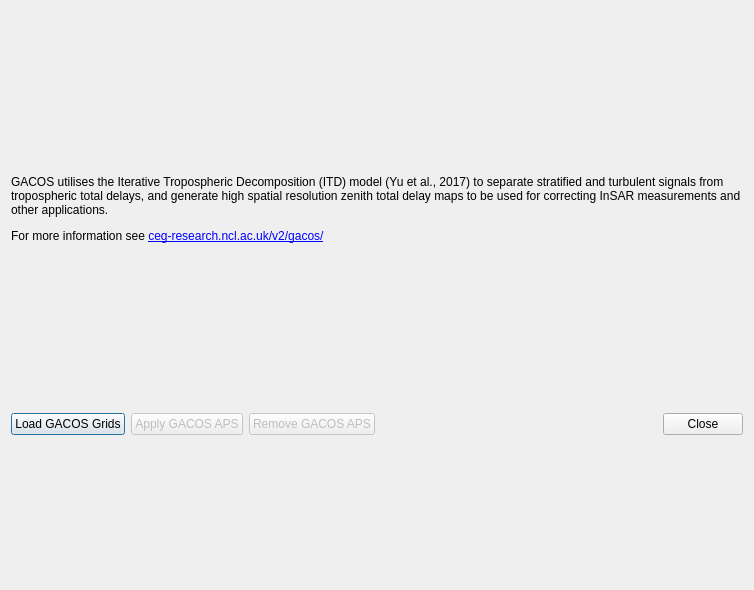
This is src/spool/res/gacos_correction.ui in pyrocko/kite as Qt 5 draws it before an edit. The edited form follows.
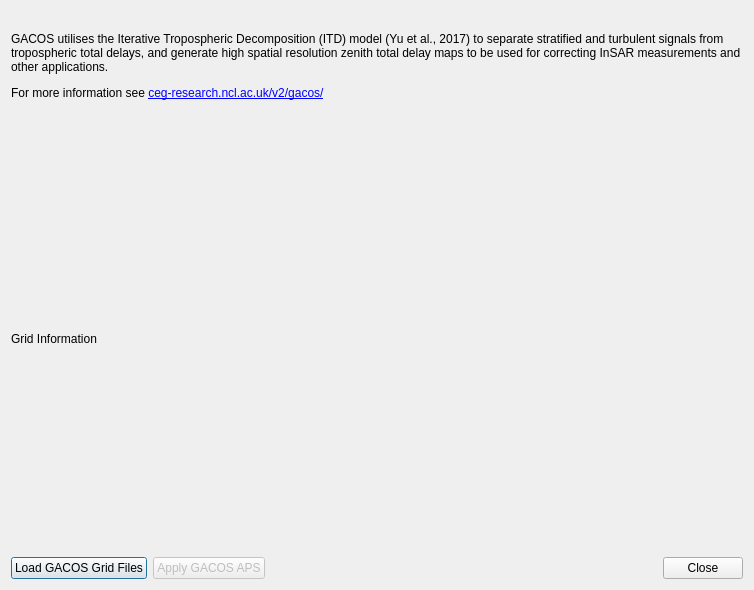
This is the edited form.

Commit message: spool: add GACOS correction

```diff
--- a/src/spool/res/gacos_correction.ui
+++ b/src/spool/res/gacos_correction.ui
@@ -57,12 +57,23 @@
    <item>
     <layout class="QHBoxLayout" name="horizontalLayoutPlot"/>
    </item>
+   <item>
+    <layout class="QVBoxLayout" name="verticalLayout_2">
+     <item>
+      <widget class="QLabel" name="gridInformation">
+       <property name="text">
+        <string>Grid Information</string>
+       </property>
+      </widget>
+     </item>
+    </layout>
+   </item>
    <item>
     <layout class="QHBoxLayout" name="horizontalLayout">
      <item>
       <widget class="QPushButton" name="loadGrids">
        <property name="text">
-        <string>Load GACOS Grids</string>
+        <string>Load GACOS Grid Files</string>
        </property>
       </widget>
      </item>
@@ -76,16 +87,6 @@
        </property>
       </widget>
      </item>
-     <item>
-      <widget class="QPushButton" name="removeAPS">
-       <property name="enabled">
-        <bool>false</bool>
-       </property>
-       <property name="text">
-        <string>Remove GACOS APS</string>
-       </property>
-      </widget>
-     </item>
      <item>
       <spacer name="horizontalSpacer">
        <property name="orientation">
```
Left out of the diff: 5 changed lines with no effect on the pictures. The commit also changes 5 other files.
